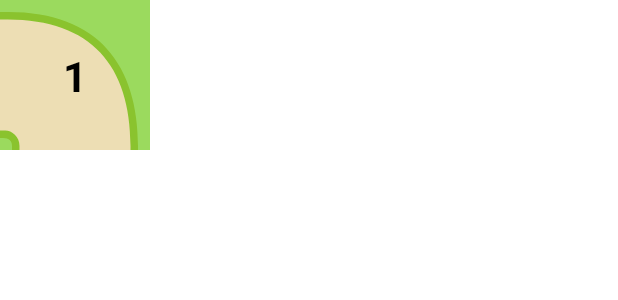
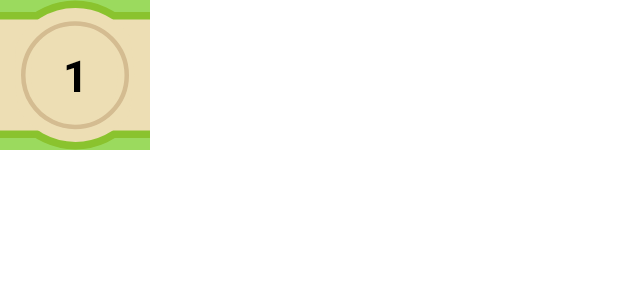
Before and after one commit to andersonluisp/LittleElephant, an Android app: the layout item_step_layout.xml on its own in the app's theme, with its tools: preview values and no code run, on a phone screen of 412 x 824 dp. Shown: the top 300 px of the screen. Run offline under Robolectric (Android 15) with nearby library versions, the phone set to English and light mode, and no system bars.

Commit message:
Change the Items Tiles XML to do it responsive

```diff
--- a/app/src/main/res/layout/item_step_layout.xml
+++ b/app/src/main/res/layout/item_step_layout.xml
@@ -1,5 +1,6 @@
 <?xml version="1.0" encoding="utf-8"?>
 <androidx.constraintlayout.widget.ConstraintLayout xmlns:android="http://schemas.android.com/apk/res/android"
+    android:id="@+id/item_step_layout"
     xmlns:tools="http://schemas.android.com/tools"
     android:layout_width="wrap_content"
     android:layout_height="wrap_content"
@@ -7,34 +8,65 @@
 
     <ImageView
         android:id="@+id/iv_tile"
-        android:layout_width="100dp"
-        android:layout_height="100dp"
-        tools:srcCompat = "@drawable/tile_bottom_left"
+        android:layout_width="wrap_content"
+        android:layout_height="wrap_content"
+        tools:srcCompat = "@drawable/tile_horizontal_step"
         app:layout_constraintTop_toTopOf="parent"
         app:layout_constraintEnd_toEndOf="parent"
         app:layout_constraintStart_toStartOf="parent"
         app:layout_constraintBottom_toBottomOf="parent"
         android:contentDescription="" />
 
+    <androidx.constraintlayout.widget.Guideline
+        android:id="@+id/guide_top"
+        android:layout_width="0.1dp"
+        android:layout_height="match_parent"
+        android:orientation="horizontal"
+        app:layout_constraintGuide_percent="0.3"
+        />
+
+    <androidx.constraintlayout.widget.Guideline
+        android:id="@+id/guide_bottom"
+        android:layout_width="0.1dp"
+        android:layout_height="match_parent"
+        android:orientation="horizontal"
+        app:layout_constraintGuide_percent="0.7"
+        />
+
+    <androidx.constraintlayout.widget.Guideline
+        android:id="@+id/guide_start"
+        android:layout_width="0.1dp"
+        android:layout_height="match_parent"
+        android:orientation="vertical"
+        app:layout_constraintGuide_percent="0.3"
+        />
+
+    <androidx.constraintlayout.widget.Guideline
+        android:id="@+id/guide_end"
+        android:layout_width="0.1dp"
+        android:layout_height="match_parent"
+        android:orientation="vertical"
+        app:layout_constraintGuide_percent="0.7" />
 
     <TextView
         android:id="@+id/tv_step_number"
-        android:layout_width="wrap_content"
-        android:layout_height="wrap_content"
-        android:textSize="28sp"
+        android:layout_width="0dp"
+        android:layout_height="0dp"
+        app:autoSizeTextType="uniform"
         android:textStyle="bold"
         android:textColor="@color/black"
+        android:gravity="center"
         tools:text="1"
-        app:layout_constraintTop_toTopOf="parent"
-        app:layout_constraintStart_toStartOf="parent"
-        app:layout_constraintEnd_toEndOf="parent"
-        app:layout_constraintBottom_toBottomOf="parent"
+        app:layout_constraintTop_toTopOf="@id/guide_top"
+        app:layout_constraintStart_toStartOf="@id/guide_start"
+        app:layout_constraintEnd_toEndOf="@id/guide_end"
+        app:layout_constraintBottom_toBottomOf="@id/guide_bottom"
         />
 
     <androidx.constraintlayout.widget.ConstraintLayout
         android:id="@+id/elephant_container"
-        android:layout_width="wrap_content"
-        android:layout_height="wrap_content"
+        android:layout_width="match_parent"
+        android:layout_height="match_parent"
         app:layout_constraintTop_toTopOf="parent"
         app:layout_constraintStart_toStartOf="parent"
         app:layout_constraintEnd_toEndOf="parent"
--- a/app/src/main/res/layout/item_tile_layout.xml
+++ b/app/src/main/res/layout/item_tile_layout.xml
@@ -1,5 +1,6 @@
 <?xml version="1.0" encoding="utf-8"?>
 <androidx.constraintlayout.widget.ConstraintLayout xmlns:android="http://schemas.android.com/apk/res/android"
+    android:id="@+id/item_tile_layout"
     xmlns:tools="http://schemas.android.com/tools"
     android:layout_width="wrap_content"
     android:layout_height="wrap_content"
@@ -7,8 +8,8 @@
 
     <ImageView
         android:id="@+id/iv_tile"
-        android:layout_width="100dp"
-        android:layout_height="100dp"
+        android:layout_width="wrap_content"
+        android:layout_height="wrap_content"
         tools:srcCompat = "@drawable/tile_bottom_left"
         app:layout_constraintTop_toTopOf="parent"
         app:layout_constraintEnd_toEndOf="parent"
@@ -18,8 +19,8 @@
 
     <com.airbnb.lottie.LottieAnimationView
         android:id="@+id/lav_tree"
-        android:layout_width="100dp"
-        android:layout_height="100dp"
+        android:layout_width="match_parent"
+        android:layout_height="match_parent"
         app:layout_constraintStart_toStartOf="parent"
         app:layout_constraintEnd_toEndOf="parent"
         app:layout_constraintBottom_toBottomOf="parent"
--- a/app/src/main/res/values/strings.xml
+++ b/app/src/main/res/values/strings.xml
@@ -1,3 +1,4 @@
 <resources>
     <string name="app_name">LittleElephant</string>
+    <string name="empty_step_message">This step does not have a message</string>
 </resources>
```
